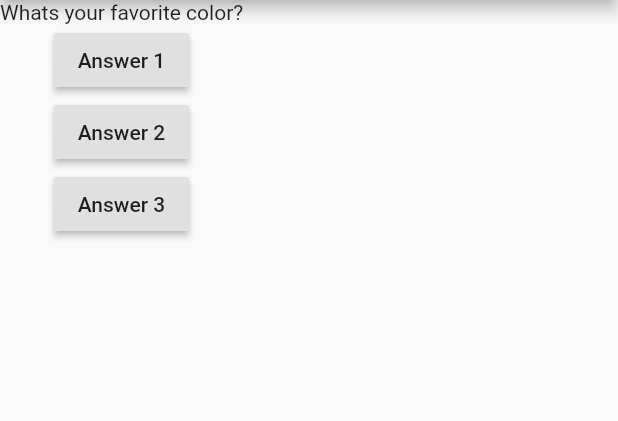
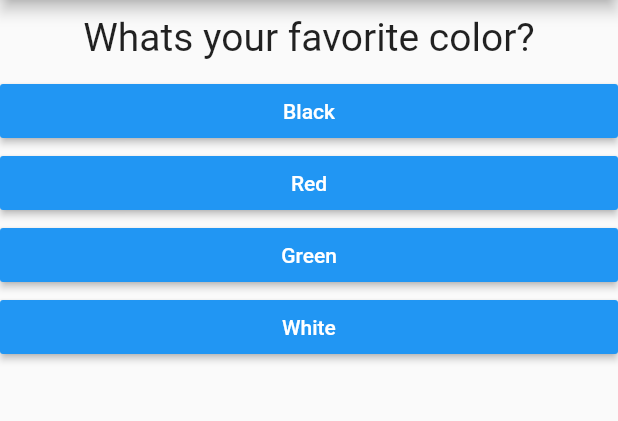
Before and after one commit to StefanCikarevic/flutter_first_app, a Flutter app: the screen it shows after launch, on a phone screen of 412 x 824 dp, the part 84-505 px from its top. Run offline on Flutter 3.47's test engine with Material 2 defaults, Android fonts, the phone set to English and light mode, and no system bars.

Commit message:
Finish app

```diff
--- /dev/null
+++ b/lib/answer.dart
@@ -0,0 +1,21 @@
+import 'package:flutter/material.dart';
+
+class Answer extends StatelessWidget {
+  final VoidCallback selectHandler;
+  final String answerText;
+
+  Answer(this.selectHandler, this.answerText);
+
+  @override
+  Widget build(BuildContext context) {
+    return Container(
+      width: double.infinity,
+      child: RaisedButton(
+        color: Colors.blue,
+        textColor: Colors.white,
+        child: Text(answerText),
+        onPressed: selectHandler,
+      ),
+    );
+  }
+}
--- a/lib/main.dart
+++ b/lib/main.dart
@@ -1,39 +1,75 @@
 // ignore_for_file: deprecated_member_use
 
 import 'package:flutter/material.dart';
+import './quiz.dart';
+import './result.dart';
 
 void main() {
   runApp(MyApp());
 }
 
-class MyApp extends StatelessWidget {
+class MyApp extends StatefulWidget {
+  @override
+  State<StatefulWidget> createState() {
+    // TODO: implement createState
+    return MyAppState();
+  }
+}
+
+class MyAppState extends State<MyApp> {
+  final questions = const [
+    {
+      'questionText': 'Whats your favorite color?',
+      'answers': [
+        {'text': 'Black', 'score': 1},
+        {'text': 'Red', 'score': 5},
+        {'text': 'Green', 'score': 6},
+        {'text': 'White', 'score': 2}
+      ]
+    },
+    {
+      'questionText': 'Whats your favorite animal?',
+      'answers': [
+        {'text': 'Rabbit', 'score': 12},
+        {'text': 'Snake', 'score': 11},
+        {'text': 'Elephant', 'score': 5},
+        {'text': 'Lion', 'score': 10}
+      ]
+    },
+    {
+      'questionText': 'Who is your favorite instructor?',
+      'answers': [
+        {'text': 'Max', 'score': 5},
+        {'text': 'Ivan', 'score': 6},
+        {'text': 'Mark', 'score': 11},
+        {'text': 'Jon', 'score': 9}
+      ]
+    },
+  ];
   var questionIndex = 0;
-  void answerQuestion() {
-    print(questionIndex);
-    questionIndex = questionIndex + 1;
-    print(questionIndex);
+  var totalScore = 0;
+
+  void answerQuestion(int score) {
+    totalScore += score;
+
+    setState(() {
+      questionIndex = questionIndex + 1;
+    });
   }
 
   @override
   Widget build(BuildContext context) {
-    var questions = [
-      'Whats your favorite color?',
-      'Whats your favorite animal?'
-    ];
     return MaterialApp(
       home: Scaffold(
-        appBar: AppBar(
-          title: Text('My First App'),
-        ),
-        body: Column(children: <Widget>[
-          Text(questions.elementAt(questionIndex)),
-          RaisedButton(child: Text('Answer 1'), onPressed: answerQuestion),
-          RaisedButton(child: Text('Answer 2'), onPressed: answerQuestion),
-          RaisedButton(
-              child: Text('Answer 3'),
-              onPressed: () => {print('Answer 3 chosen!')}),
-        ]),
-      ),
+          appBar: AppBar(
+            title: Text('My First App'),
+          ),
+          body: questionIndex < questions.length
+              ? Quiz(
+                  answerQuestion: answerQuestion,
+                  questions: questions,
+                  questionIndex: questionIndex)
+              : Result(totalScore)),
     );
   }
 }
--- /dev/null
+++ b/lib/question.dart
@@ -0,0 +1,19 @@
+import 'package:flutter/material.dart';
+
+class Question extends StatelessWidget {
+  final String questionText;
+  Question(this.questionText);
+
+  @override
+  Widget build(BuildContext context) {
+    return Container(
+      width: double.infinity,
+      margin: EdgeInsets.all(10),
+      child: Text(
+        questionText,
+        style: TextStyle(fontSize: 26),
+        textAlign: TextAlign.center,
+      ),
+    );
+  }
+}
--- /dev/null
+++ b/lib/quiz.dart
@@ -0,0 +1,32 @@
+import 'package:flutter/material.dart';
+
+import './question.dart';
+import './answer.dart';
+
+class Quiz extends StatelessWidget {
+  final List<Map<String, Object>> questions;
+  final int questionIndex;
+  final Function answerQuestion;
+
+  Quiz({
+    required this.questions,
+    required this.answerQuestion,
+    required this.questionIndex,
+  });
+
+  @override
+  Widget build(BuildContext context) {
+    return Column(
+      children: [
+        Question(
+          questions[questionIndex]['questionText'] as String,
+        ),
+        ...(questions[questionIndex]['answers'] as List<Map<String, Object>>)
+            .map((answer) {
+          return Answer(
+              () => answerQuestion(answer['score']), answer['text'] as String);
+        }).toList()
+      ],
+    );
+  }
+}
--- /dev/null
+++ b/lib/result.dart
@@ -0,0 +1,14 @@
+import 'package:flutter/material.dart';
+
+class Result extends StatelessWidget {
+  final score;
+
+  Result(this.score);
+
+  @override
+  Widget build(BuildContext context) {
+    return Center(
+      child: Text('Your score: ' + score.toString()),
+    );
+  }
+}
```
